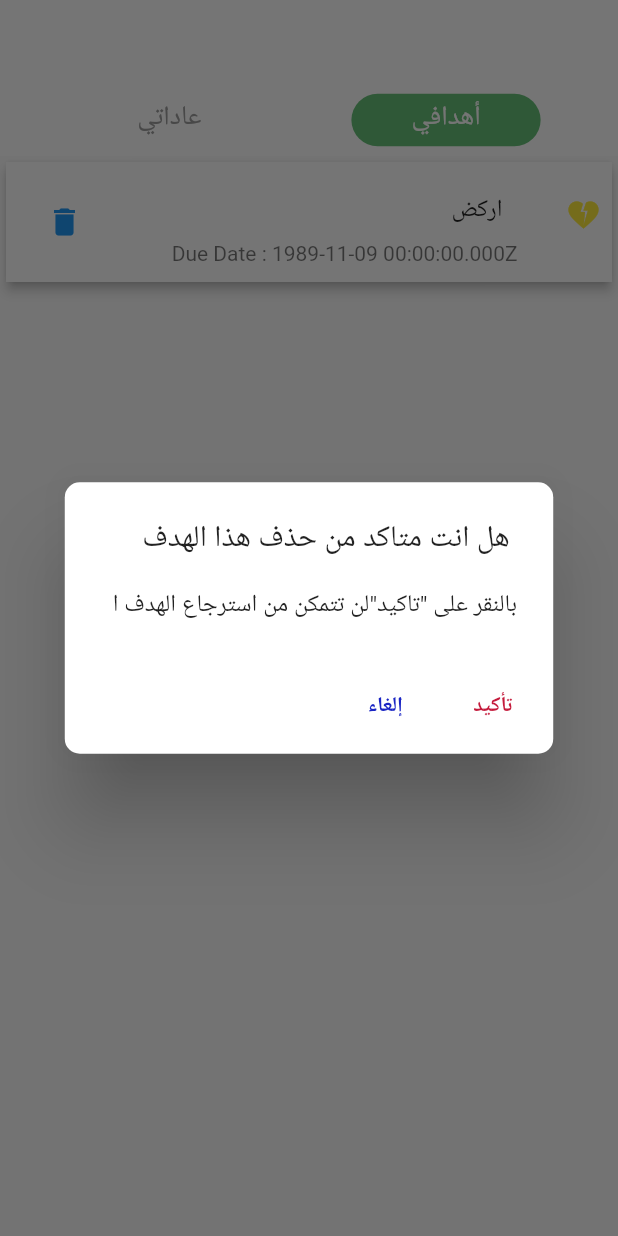
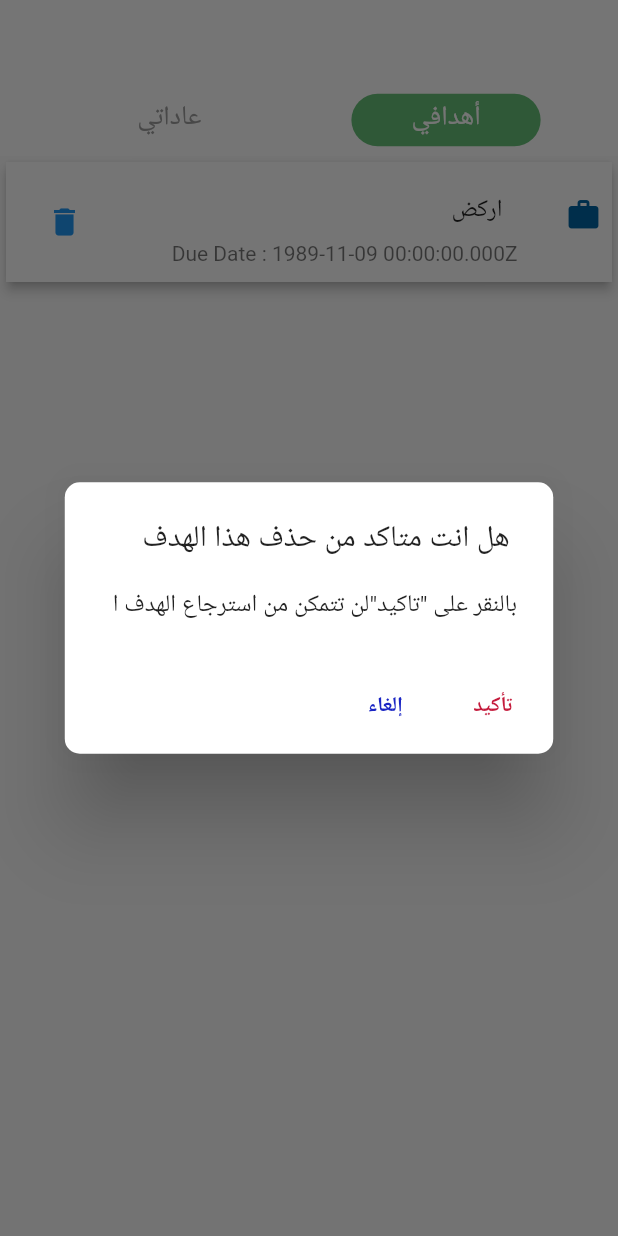
Before and after one commit to reema-21/2022-GP1-13, a Flutter app: the screen it shows after launch, after a tap on the "delete" icon, on a phone screen of 412 x 824 dp. Run offline on Flutter 3.47's test engine with Material 2 defaults, Android fonts, the phone set to English and light mode, and no system bars; our stand-ins replace bubble_tab_indicator, cloud_firestore, firebase_core, fl_chart, flutter_custom_clippers, google_nav_bar and 4 more; accounts and stored records are empty; generated files the repository leaves out were written again.

Commit message:
goal and hapitDone

```diff
--- a/motazen/lib/goals_habits_tab/goal_list_screen.dart
+++ b/motazen/lib/goals_habits_tab/goal_list_screen.dart
@@ -14,6 +14,80 @@ class GoalListScreen extends StatefulWidget {
 }
 
 class _GoalListScreenState extends State<GoalListScreen> {
+  Icon chooseIcon(String ? x ){
+  Icon rightIcon = const Icon(Icons.abc );
+  switch (x) {
+        //Must include all the aspect characters and specify an icon for that
+        case "Health and Wellbeing":
+          {
+            // statements;
+            rightIcon=const Icon(Icons.spa, color: Color(0xFFffd400));
+          }
+          break;
+
+        case "career":
+          {
+            //statements;
+            rightIcon=const Icon(Icons.work, color: Color(0xff0065A3));
+          }
+          break;
+        case "Family and Friends":
+          {
+            //statements;
+            rightIcon=const Icon(Icons.person, color: Color(0xFFff9100));
+          }
+          break;
+
+        case "Significant Other":
+          {
+            //statements;
+            rightIcon=const Icon(
+              Icons.favorite,
+              color: Color(0xffff4949),
+            );
+          }
+          break;
+        case "Physical Environment":
+          {
+            //statements;
+            rightIcon=const Icon(
+              Icons.home,
+              color: Color(0xFF9E19F0),
+            );
+          }
+          break;
+        case "money and finances":
+          {
+            //statements;
+            rightIcon=const Icon(
+              Icons.attach_money,
+              color: Color(0xff54e360),
+            );
+          }
+          break;
+        case "Personal Growth":
+          {
+            //statements;
+           rightIcon=const Icon(
+              Icons.psychology,
+              color: Color(0xFF2CDDCB),
+            );
+          }
+          break;
+        case "Fun and Recreation":
+          {
+            //statements;
+            rightIcon=const Icon(
+              Icons.games,
+              color: Color(0xff008adf),
+            );
+          }
+          break;
+      }
+
+
+    return rightIcon;
+  }
   @override
   Widget build(BuildContext context) {
     return Expanded(
@@ -49,6 +123,7 @@ class _GoalListScreenState extends State<GoalListScreen> {
               itemBuilder: (context, index) {
                 final goal = goals[index];
                 final startData = goals[index].dueDate;
+                final aspectName = goal.aspect.value?.name;
                 return Container(
                   decoration:BoxDecoration(borderRadius: BorderRadius.circular(10)),
                   margin: EdgeInsets.only(bottom:4),
@@ -71,14 +146,13 @@ class _GoalListScreenState extends State<GoalListScreen> {
 
 
                       },),
-                      tileColor: (index % 2 == 0) ? Colors.white :  Color.fromARGB(99, 102, 191, 118),
-               leading: const Icon(Icons.heart_broken) ,
+                      tileColor: (index % 2 == 0) ? Colors.white :   Color.fromARGB(33, 102, 191, 118),
+               leading: chooseIcon(aspectName) ,
                       subtitle: Text("Due Date : $startData"), // if not null added
                       title: Padding(
                         padding: const EdgeInsets.all(10.0),
                         child: Text(goal.titel),
                       ),
-                      iconColor: Colors.yellow,//switch then based on aspect .
                       contentPadding: EdgeInsets.all(7),
                       onTap:(){ // should return me to the page with add field
                         Navigator.push(context,
--- a/motazen/lib/main.dart
+++ b/motazen/lib/main.dart
@@ -5,7 +5,6 @@ import 'package:motazen/goals_habits_tab/goal_habits_pages.dart';
 import 'package:motazen/isar_service.dart';
 import 'package:flutter/material.dart';
 import 'package:firebase_core/firebase_core.dart';
-import 'package:motazen/select_aspectPage/fetch_all_aspects.dart';
 import 'package:provider/provider.dart';
 
 import 'entities/goal.dart';
@@ -16,6 +15,15 @@ Future main() async {
   IsarService iser = IsarService(); // inislize the local storage
 
   iser.openIsar();
+ Aspect career = Aspect();
+ career.name="career";
+ career.percentagePoints = 0 ;
+ iser.createAspect(career);
+
+  Aspect health = Aspect();
+ health.name="Health and Wellbeing";
+ health.percentagePoints = 0 ;
+ iser.createAspect(health);
 
 Goal x = Goal();
 Aspect? y = await iser.findSepecificAspect("career");
@@ -35,6 +43,13 @@ yi.aspect.value = y;
 yi.titel = "صحتي هي حياتي ";
 yi.frequency=  "3 times a day ";
 iser.createHabit(yi);
+Habit ji=Habit();
+Aspect? k = await iser.findSepecificAspect("Health and Wellbeing");
+
+ji.aspect.value = k;
+ji.titel = "صحتي هي rgfd حياتي ";
+ji.frequency=  "3 times a day ";
+iser.createHabit(ji);
 
 
 
```
Also changed, not shown: motazen/lib/goals_habits_tab/habit_list_screen.dart (+146 -17 lines).
